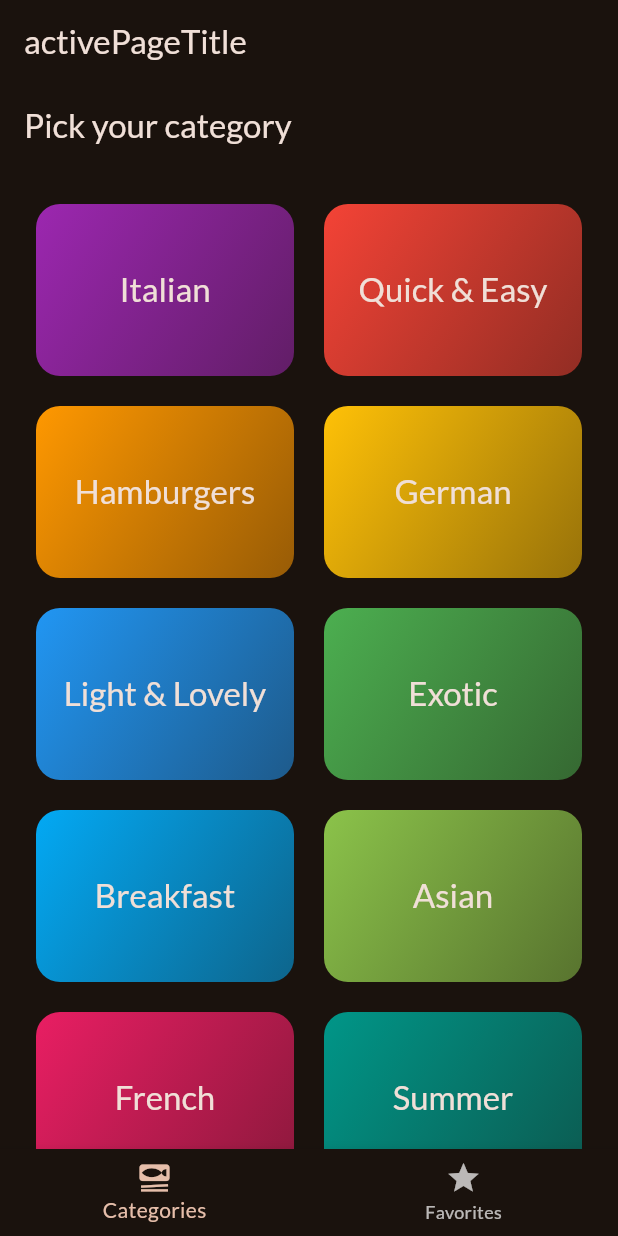
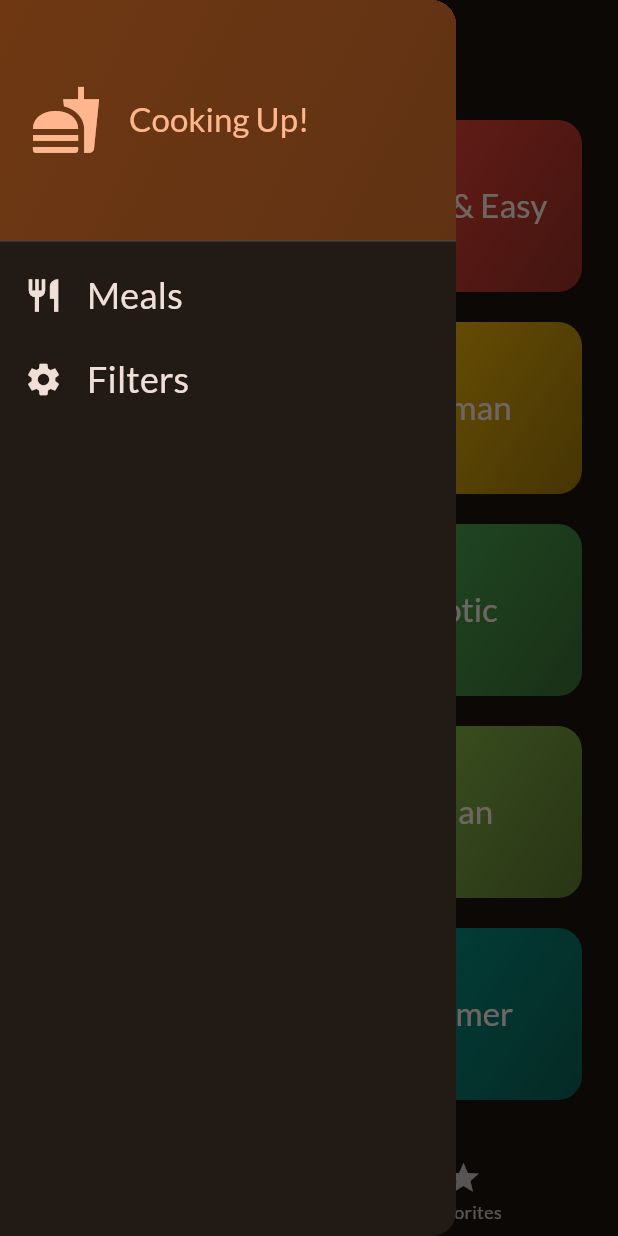
Before and after one commit to jpenna/udemy_flutter, a Flutter app: the screen it shows after launch, with the side drawer open (before the commit the screen has no drawer), on a phone screen of 412 x 824 dp. Run offline on Flutter 3.47's test engine with Material 2 defaults, Android fonts, the phone set to English and light mode, and no system bars; our stand-ins replace google_fonts, transparent_image.

Commit message:
add filter

```diff
--- a/lib/screens/categories.dart
+++ b/lib/screens/categories.dart
@@ -6,12 +6,16 @@ import 'package:first_app/widgets/category_grid_item.dart';
 import 'package:flutter/material.dart';
 
 class CategoriesScreen extends StatelessWidget {
-  const CategoriesScreen({super.key, required this.onToggleFavorite});
+  const CategoriesScreen(
+      {super.key,
+      required this.onToggleFavorite,
+      required this.availableMeals});
 
   final void Function(Meal meal) onToggleFavorite;
+  final List<Meal> availableMeals;
 
   void _selectCategory(BuildContext context, Category category) {
-    List<Meal> categoryMeals = dummyMeals
+    List<Meal> categoryMeals = availableMeals
         .where((meal) => meal.categories.contains(category.id))
         .toList();
 
@@ -29,9 +33,7 @@ class CategoriesScreen extends StatelessWidget {
 
   @override
   Widget build(BuildContext context) {
-    return Scaffold(
-      appBar: AppBar(title: const Text('Pick your category')),
-      body: GridView(
+    return GridView(
       padding: const EdgeInsets.all(24),
       gridDelegate: const SliverGridDelegateWithFixedCrossAxisCount(
         crossAxisCount: 2,
@@ -43,10 +45,11 @@ class CategoriesScreen extends StatelessWidget {
         for (final category in availableCategories)
           CategoryGridItem(
             category: category,
-              onSelectCategory: _selectCategory,
+            onSelectCategory: () {
+              _selectCategory(context, category);
+            },
           ),
       ],
-      ),
     );
   }
 }
--- a/lib/screens/tabs.dart
+++ b/lib/screens/tabs.dart
@@ -1,6 +1,9 @@
+import 'package:first_app/data/dummy_data.dart';
 import 'package:first_app/models/meal.dart';
 import 'package:first_app/screens/categories.dart';
+import 'package:first_app/screens/filters.dart';
 import 'package:first_app/screens/meals.dart';
+import 'package:first_app/widgets/main_drawer.dart';
 import 'package:flutter/material.dart';
 
 class TabsScreen extends StatefulWidget {
@@ -15,6 +18,12 @@ class TabsScreen extends StatefulWidget {
 class _TabsScreenState extends State<TabsScreen> {
   int _selectedPageIndex = 0;
   final List<Meal> _favoriteMeals = [];
+  Map<Filter, bool> _selectedFilters = {
+    Filter.glutenFree: false,
+    Filter.lactoseFree: false,
+    Filter.vegetarian: false,
+    Filter.vegan: false,
+  };
 
   void _showInfoMessage(String message) {
     ScaffoldMessenger.of(context).clearSnackBars();
@@ -40,15 +49,52 @@ class _TabsScreenState extends State<TabsScreen> {
     });
   }
 
+  void _setScreen(String identifier) async {
+    Navigator.of(context).pop();
+    if (identifier == 'filters') {
+      final result = await Navigator.push<Map<Filter, bool>>(
+        context,
+        MaterialPageRoute(
+          builder: (ctx) => FiltersScreen(
+            currentFilters: _selectedFilters,
+          ),
+        ),
+      );
+
+      setState(() {
+        _selectedFilters = result ?? _selectedFilters;
+      });
+    }
+  }
+
+  List<Meal> get _availableMeals {
+    final isGlutenFreeChecked = _selectedFilters[Filter.glutenFree] ?? false;
+    final isLactoseFreeChecked = _selectedFilters[Filter.lactoseFree] ?? false;
+    final isVegetarianChecked = _selectedFilters[Filter.vegetarian] ?? false;
+    final isVeganChecked = _selectedFilters[Filter.vegan] ?? false;
+
+    return dummyMeals.where(
+      (meal) {
+        if (isGlutenFreeChecked && !meal.isGlutenFree) return false;
+        if (isLactoseFreeChecked && !meal.isLactoseFree) return false;
+        if (isVegetarianChecked && !meal.isVegetarian) return false;
+        if (isVeganChecked && !meal.isVegan) return false;
+        return true;
+      },
+    ).toList();
+  }
+
   @override
   Widget build(BuildContext context) {
     Widget activePage = CategoriesScreen(
       onToggleFavorite: _toggleMealFavoriteStatus,
+      availableMeals: _availableMeals,
     );
+    String activePageTitle = 'Categories';
 
     if (_selectedPageIndex == 1) {
+      activePageTitle = 'Your Favorites';
       activePage = MealsScreen(
-        title: 'Your Favorites',
         meals: _favoriteMeals,
         onToggleFavorite: _toggleMealFavoriteStatus,
       );
@@ -56,7 +102,10 @@ class _TabsScreenState extends State<TabsScreen> {
 
     return Scaffold(
       appBar: AppBar(
-        title: Text('activePageTitle'),
+        title: Text(activePageTitle),
+      ),
+      drawer: MainDrawer(
+        onSelectScreen: _setScreen,
       ),
       body: activePage,
       bottomNavigationBar: BottomNavigationBar(
--- a/lib/widgets/category_grid_item.dart
+++ b/lib/widgets/category_grid_item.dart
@@ -9,14 +9,12 @@ class CategoryGridItem extends StatelessWidget {
   }) : _category = category;
 
   final Category _category;
-  final void Function(BuildContext, Category) onSelectCategory;
+  final void Function() onSelectCategory;
 
   @override
   Widget build(BuildContext context) {
     return InkWell(
-      onTap: () {
-        onSelectCategory(context, _category);
-      },
+      onTap: onSelectCategory,
       splashColor: Theme.of(context).primaryColor,
       borderRadius: BorderRadius.circular(16),
       child: Container(
--- /dev/null
+++ b/lib/widgets/main_drawer.dart
@@ -0,0 +1,86 @@
+import 'package:flutter/material.dart';
+
+class MainDrawer extends StatelessWidget {
+  const MainDrawer({super.key, required this.onSelectScreen});
+
+  final void Function(String identifier) onSelectScreen;
+
+  @override
+  Widget build(BuildContext context) {
+    return Drawer(
+      child: Column(
+        children: [
+          DrawerHeader(
+            padding: const EdgeInsets.all(20),
+            decoration: BoxDecoration(
+              gradient: LinearGradient(
+                begin: Alignment.topLeft,
+                end: Alignment.bottomRight,
+                colors: [
+                  Theme.of(context).colorScheme.primaryContainer,
+                  Theme.of(context)
+                      .colorScheme
+                      .primaryContainer
+                      .withOpacity(0.8),
+                ],
+              ),
+            ),
+            child: Row(
+              children: [
+                Icon(
+                  Icons.fastfood,
+                  size: 48,
+                  color: Theme.of(context).colorScheme.primary,
+                ),
+                const SizedBox(
+                  width: 18,
+                ),
+                Text(
+                  'Cooking Up!',
+                  style: Theme.of(context)
+                      .textTheme
+                      .titleLarge!
+                      .copyWith(color: Theme.of(context).colorScheme.primary),
+                ),
+              ],
+            ),
+          ),
+          ListTile(
+            onTap: () {
+              onSelectScreen('meals');
+            },
+            leading: Icon(
+              Icons.restaurant,
+              size: 26,
+              color: Theme.of(context).colorScheme.onBackground,
+            ),
+            title: Text(
+              'Meals',
+              style: Theme.of(context).textTheme.titleSmall!.copyWith(
+                    color: Theme.of(context).colorScheme.onBackground,
+                    fontSize: 24,
+                  ),
+            ),
+          ),
+          ListTile(
+            onTap: () {
+              onSelectScreen('filters');
+            },
+            leading: Icon(
+              Icons.settings,
+              size: 26,
+              color: Theme.of(context).colorScheme.onBackground,
+            ),
+            title: Text(
+              'Filters',
+              style: Theme.of(context).textTheme.titleSmall!.copyWith(
+                    color: Theme.of(context).colorScheme.onBackground,
+                    fontSize: 24,
+                  ),
+            ),
+          ),
+        ],
+      ),
+    );
+  }
+}
```
Also changed, not shown: lib/screens/filters.dart (added, +132 -0 lines), lib/screens/meals.dart (+7 -3 lines). Lines whose indentation alone changed are shown as unchanged.
